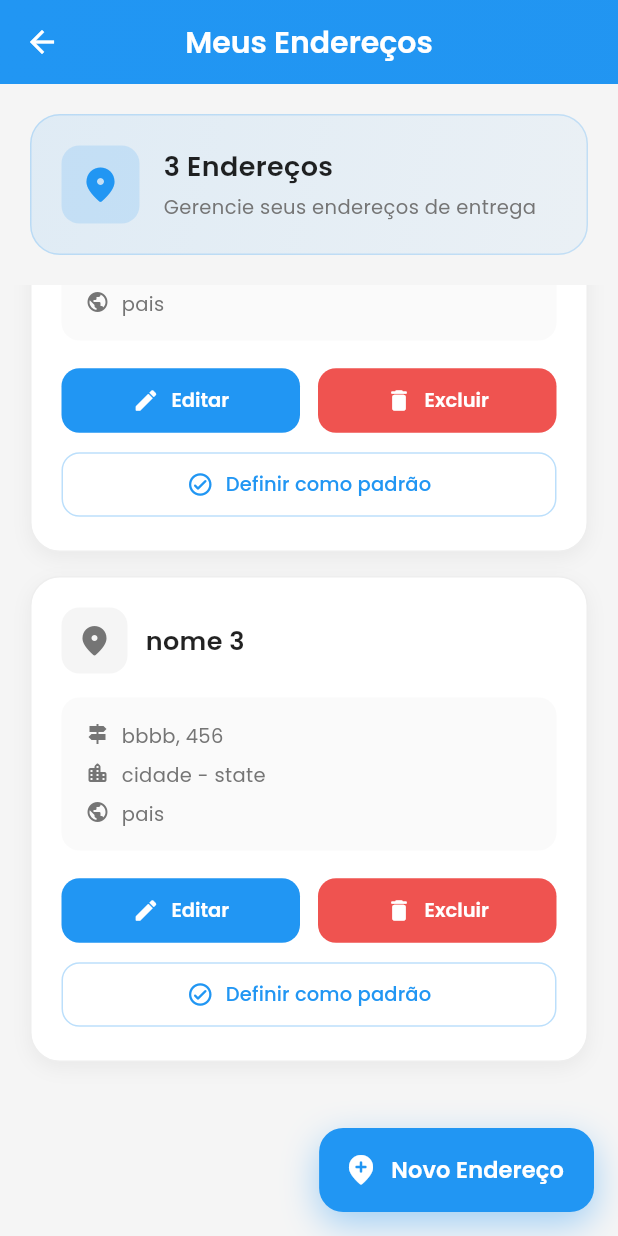
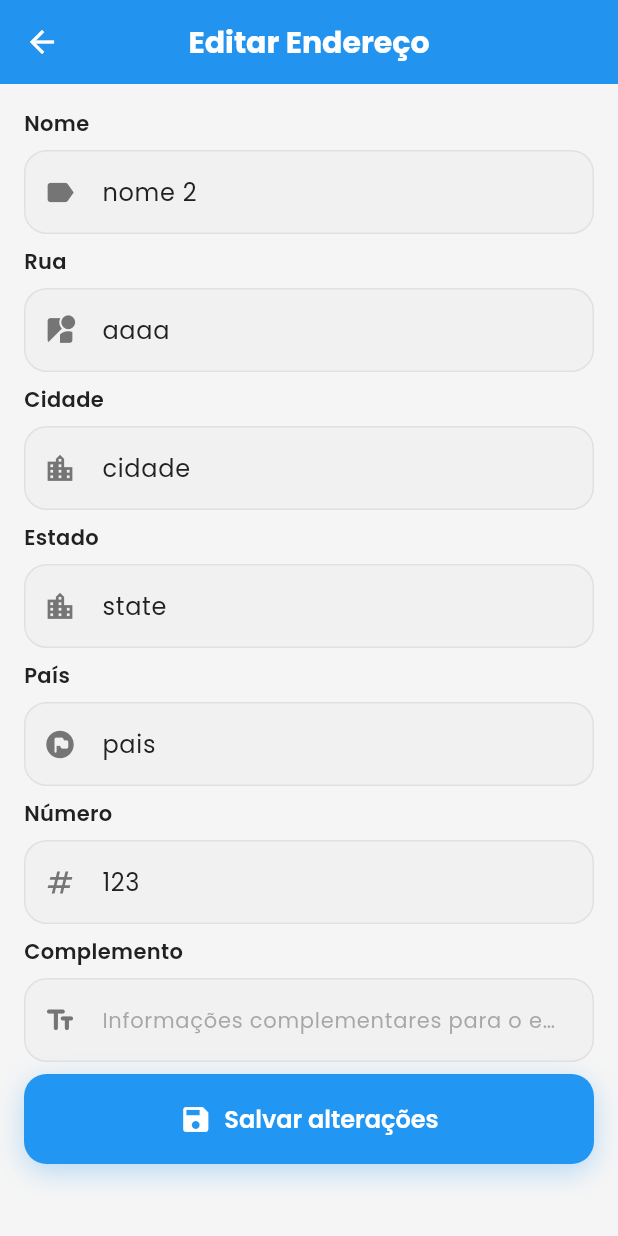
Before and after one commit to GOA03/DevShop, a Flutter app: the AddresScreen screen opened directly, scrolled down 486 dp, after a tap on "Editar", on a phone screen of 412 x 824 dp. Run offline on Flutter 3.47's test engine with Material 3 defaults, Android fonts, the light colour scheme and no system bars; our stand-ins replace get, google_fonts, logger, shared_preferences, sqflite; missing offline and left inert: http_interceptor; accounts and stored records are empty; statements that could not run were skipped.

Commit message:
feat(address): implement edit address form and navigation
Add new EditAddressForm widget with form fields for address editing
Connect edit button in AddressWidget to navigate to the new form

```diff
--- /dev/null
+++ b/lib/views/forms/edit_address_form.dart
@@ -0,0 +1,126 @@
+import 'package:dev_shop/core/constants/colors.dart';
+import 'package:dev_shop/models/addres.dart';
+import 'package:dev_shop/widgets/custom_button.dart';
+import 'package:dev_shop/widgets/custom_text_field.dart';
+import 'package:flutter/material.dart';
+import 'package:google_fonts/google_fonts.dart';
+
+class EditAddressForm extends StatefulWidget {
+  const EditAddressForm({super.key, required this.address});
+
+  final Addres address;
+
+  @override
+  State<EditAddressForm> createState() => _EditAddressFormState();
+}
+
+class _EditAddressFormState extends State<EditAddressForm> {
+  late TextEditingController _streetController;
+  late TextEditingController _cityController;
+  late TextEditingController _stateController;
+  late TextEditingController _countryController;
+  late TextEditingController _numberController;
+  late TextEditingController _complementoController;
+  late TextEditingController _nameController;
+
+  @override
+  void initState() {
+    super.initState();
+    _streetController = TextEditingController(text: widget.address.street);
+    _cityController = TextEditingController(text: widget.address.city);
+    _stateController = TextEditingController(text: widget.address.state);
+    _countryController = TextEditingController(text: widget.address.contry);
+    _numberController = TextEditingController(text: widget.address.number);
+    _complementoController = TextEditingController(text: '');
+    _nameController = TextEditingController(text: widget.address.name);
+  }
+
+  @override
+  void dispose() {
+    _streetController.dispose();
+    _cityController.dispose();
+    _stateController.dispose();
+    _countryController.dispose();
+    _numberController.dispose();
+    _complementoController.dispose();
+    _nameController.dispose();
+    super.dispose();
+  }
+
+  void _saveAddress() {
+    // No logic for now, just pop
+    Navigator.pop(context);
+  }
+
+  @override
+  Widget build(BuildContext context) {
+    return Scaffold(
+      backgroundColor: AppColors.background,
+      appBar: AppBar(
+        title: Text(
+          'Editar Endereço',
+          style: GoogleFonts.poppins(
+            fontWeight: FontWeight.bold,
+            color: Colors.white,
+          ),
+        ),
+        backgroundColor: AppColors.primary,
+        iconTheme: const IconThemeData(color: Colors.white),
+        elevation: 1,
+      ),
+      body: ListView(
+        padding: const EdgeInsets.all(16.0),
+        children: [
+          CustomTextField(
+            label: "Nome",
+            hint: "Nome do endereço",
+            prefixIcon: Icons.label,
+            controller: _nameController,
+          ),
+          CustomTextField(
+            label: "Rua",
+            hint: "Nome da sua rua",
+            prefixIcon: Icons.streetview_outlined,
+            controller: _streetController,
+          ),
+          CustomTextField(
+            label: "Cidade",
+            hint: "Nome da sua cidade",
+            prefixIcon: Icons.location_city,
+            controller: _cityController,
+          ),
+          CustomTextField(
+            label: "Estado",
+            hint: "Nome do seu estado",
+            prefixIcon: Icons.location_city,
+            controller: _stateController,
+          ),
+          CustomTextField(
+            label: "País",
+            hint: "Nome do seu país",
+            prefixIcon: Icons.flag_circle_rounded,
+            controller: _countryController,
+          ),
+          CustomTextField(
+            label: "Número",
+            hint: "Número da residência",
+            prefixIcon: Icons.numbers,
+            controller: _numberController,
+          ),
+          CustomTextField(
+            label: "Complemento",
+            hint: "Informações complementares para o endereço",
+            prefixIcon: Icons.text_fields_rounded,
+            controller: _complementoController,
+          ),
+          CustomButton(
+            text: 'Salvar alterações',
+            onPressed: _saveAddress,
+            icon: Icons.save,
+            height: 60,
+          ),
+        ],
+      ),
+    );
+  }
+}
--- a/lib/widgets/addres/addres_wiget.dart
+++ b/lib/widgets/addres/addres_wiget.dart
@@ -1,5 +1,6 @@
 import 'package:dev_shop/core/constants/colors.dart';
 import 'package:dev_shop/models/addres.dart';
+import 'package:dev_shop/views/forms/edit_address_form.dart';
 import 'package:flutter/material.dart';
 import 'package:google_fonts/google_fonts.dart';
 
@@ -263,7 +264,12 @@ class _AddresState extends State<AddresWiget> with SingleTickerProviderStateMixi
                                 icon: Icons.edit_rounded,
                                 color: AppColors.primary,
                                 onPressed: () {
-                                  // Ação de editar
+                                  Navigator.push(
+                                    context,
+                                    MaterialPageRoute(
+                                      builder: (context) => EditAddressForm(address: widget.address),
+                                    ),
+                                  );
                                 },
                               ),
                             ),
```
